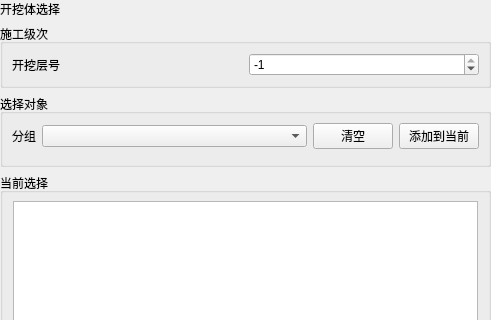
The window that plugins/Base_Solver/CaveExcavationBodyPage.ui (asd977/base_cae) describes before a commit, drawn with Qt 5; both pictures show x 0 to 491 and y 0 to 320 of the 491 by 580 pixel window.
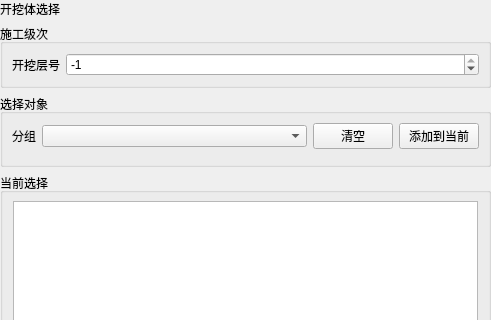
The same window after the commit. Custom widgets are drawn as their Qt base class.

Patch:
```diff
--- a/plugins/Base_Solver/CaveExcavationBodyPage.ui
+++ b/plugins/Base_Solver/CaveExcavationBodyPage.ui
@@ -41,9 +41,18 @@
      <layout class="QGridLayout" name="stageLayout">
       <item row="0" column="0">
        <widget class="QLabel" name="excavationLayerLabel">
+ <property name="sizePolicy">
+  <sizepolicy hsizetype="Fixed" vsizetype="Preferred">
+   <horstretch>0</horstretch>
+   <verstretch>0</verstretch>
+  </sizepolicy>
+ </property>
         <property name="text">
          <string>开挖层号</string>
         </property>
+        <property name="wordWrap">
+  <bool>false</bool>
+ </property>
        </widget>
       </item>
       <item row="0" column="1">
```
Left out of the diff: 3 changed lines with no effect on the pictures. Lines whose indentation alone changed are shown as unchanged.
